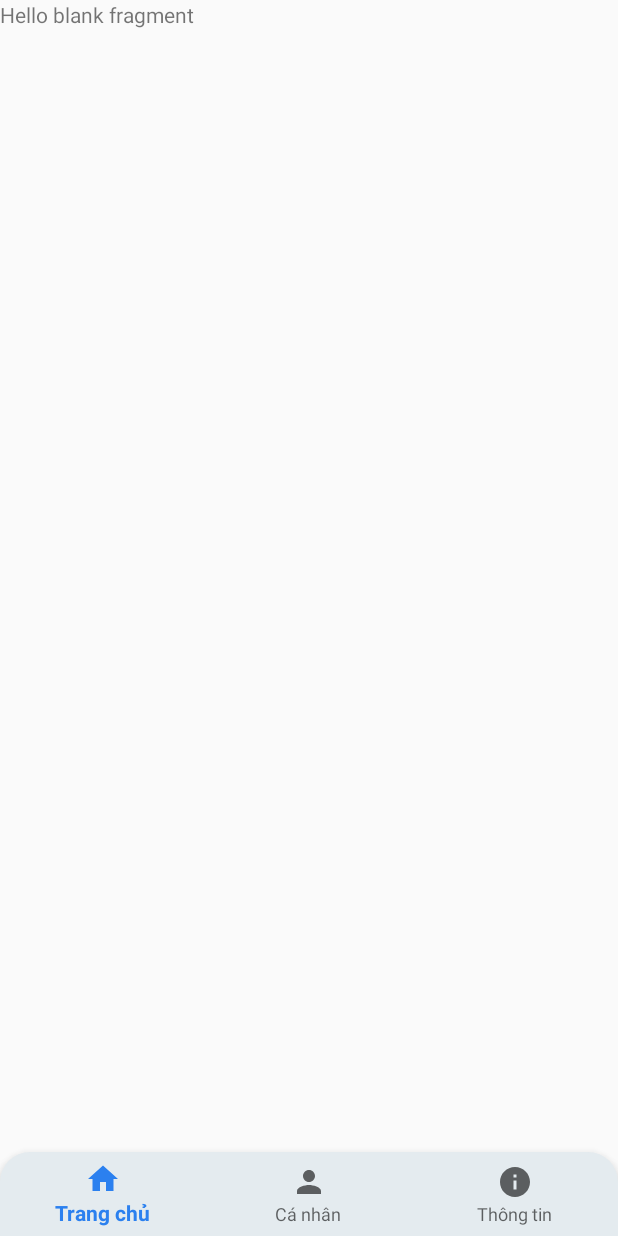
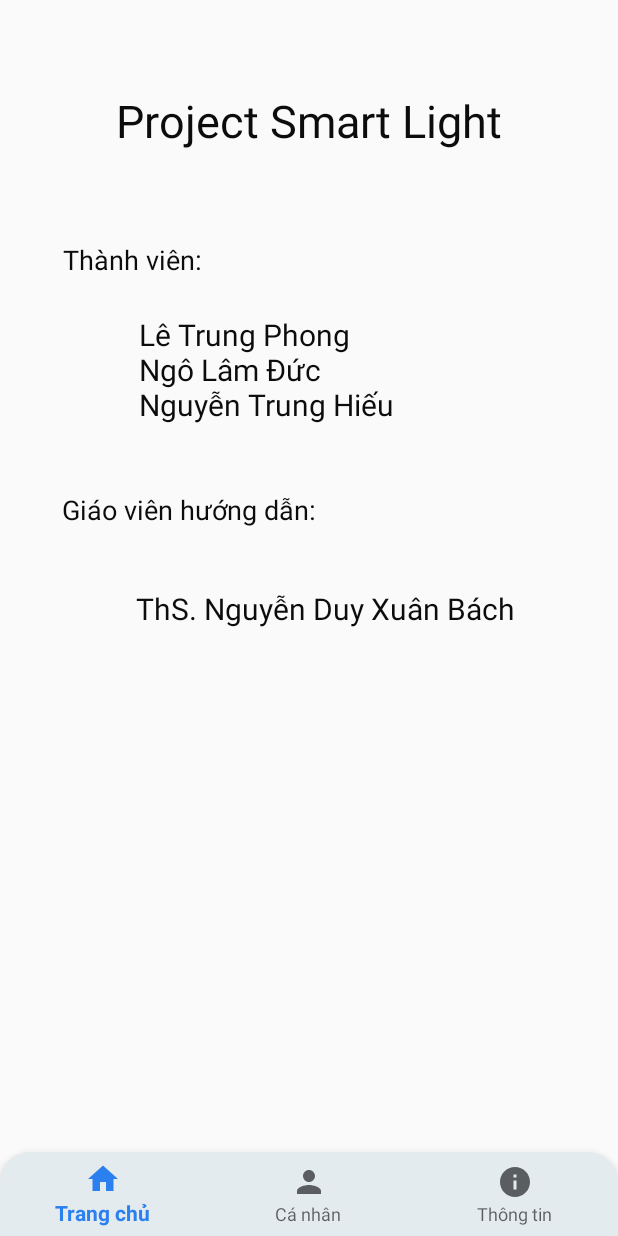
Before and after one commit to hieubeoo/Smart-Light-Project, an Android app: the fragment information placed in its activity, on a phone screen of 412 x 824 dp. Run offline under Robolectric (Android 15) with nearby library versions, the phone set to English and light mode, and no system bars; our stand-ins replace Firebase (no records; nobody signed in at launch, a user with empty details on screens opened directly), navigation-ui.

Commit message:
interface information_fragment

```diff
--- a/app/src/main/res/layout-v21/card_view_device.xml
+++ b/app/src/main/res/layout-v21/card_view_device.xml
@@ -4,7 +4,7 @@
     android:id="@+id/card_view_device"
     android:layout_width="150dp"
     android:layout_height="150dp"
-    android:layout_margin="5dp"
+    android:layout_margin="10dp"
     android:elevation="8dp"
     app:cardCornerRadius="12dp">
 
@@ -14,7 +14,6 @@
         android:layout_gravity="center_horizontal|center_vertical"
         android:gravity="center"
         android:orientation="vertical">
-
         <ImageView
             android:id="@+id/imageViewCardView"
             android:layout_width="70dp"
--- a/app/src/main/res/layout/activity_login.xml
+++ b/app/src/main/res/layout/activity_login.xml
@@ -6,15 +6,16 @@
     android:layout_height="match_parent"
     tools:context=".login"
     android:background="@drawable/background">
+
     <ImageView
         android:id="@+id/imageView"
         android:layout_width="70dp"
         android:layout_height="70dp"
-        android:layout_marginTop="20dp"
+        android:layout_marginTop="40dp"
         android:contentDescription="@string/user"
         android:src="@drawable/user"
         app:layout_constraintEnd_toEndOf="parent"
-        app:layout_constraintHorizontal_bias="0.498"
+        app:layout_constraintHorizontal_bias="0.501"
         app:layout_constraintStart_toStartOf="parent"
         app:layout_constraintTop_toTopOf="parent" />
 
@@ -49,7 +50,7 @@
         android:layout_height="wrap_content"
         android:layout_marginStart="2dp"
         android:layout_marginLeft="2dp"
-        android:text="Nhớ mật khẩu"
+        android:text="@string/nho_mat_khau"
         android:textColor="@color/grey"
         app:layout_constraintBottom_toTopOf="@+id/buttonDangNhap"
         app:layout_constraintStart_toEndOf="@+id/checkboxNhoMatKhau"
@@ -64,7 +65,7 @@
         android:layout_marginEnd="50dp"
         android:layout_marginRight="50dp"
         android:layout_marginBottom="24dp"
-        android:text="Quên mật khẩu?"
+        android:text="@string/quen_mat_khau"
         android:textColor="@color/grey"
         app:layout_constraintBottom_toTopOf="@+id/buttonDangNhap"
         app:layout_constraintEnd_toEndOf="parent"
--- a/app/src/main/res/layout/card_view_device.xml
+++ b/app/src/main/res/layout/card_view_device.xml
@@ -4,7 +4,7 @@
     android:id="@+id/card_view_device"
     android:layout_width="150dp"
     android:layout_height="150dp"
-    android:layout_margin="5dp"
+    android:layout_margin="10dp"
     android:elevation="8dp"
     app:cardCornerRadius="12dp">
 
--- a/app/src/main/res/layout/fragment_information.xml
+++ b/app/src/main/res/layout/fragment_information.xml
@@ -1,15 +1,70 @@
 <?xml version="1.0" encoding="utf-8"?>
-<FrameLayout xmlns:android="http://schemas.android.com/apk/res/android"
+<androidx.constraintlayout.widget.ConstraintLayout
+    xmlns:android="http://schemas.android.com/apk/res/android"
+    xmlns:app="http://schemas.android.com/apk/res-auto"
     xmlns:tools="http://schemas.android.com/tools"
     android:layout_width="match_parent"
     android:layout_height="match_parent"
     tools:context=".information"
     android:id="@+id/fragment_information">
+    <TextView
+        android:id="@+id/title"
+        android:layout_width="wrap_content"
+        android:layout_height="wrap_content"
+        android:layout_marginTop="60dp"
+        android:fontFamily="sans-serif"
+        android:text="@string/information_description"
+        android:textColor="@color/textCardView"
+        android:textSize="30sp"
+        app:layout_constraintEnd_toEndOf="parent"
+        app:layout_constraintStart_toStartOf="parent"
+        app:layout_constraintTop_toTopOf="parent" />
+    <TextView
+        android:id="@+id/thanhvien"
+        android:layout_width="wrap_content"
+        android:layout_height="wrap_content"
+        android:layout_marginTop="60dp"
+        android:text="@string/thanh_vien"
+        android:textSize="18sp"
+        android:textColor="@color/textCardView"
+        app:layout_constraintEnd_toEndOf="parent"
+        app:layout_constraintHorizontal_bias="0.132"
+        app:layout_constraintStart_toStartOf="parent"
+        app:layout_constraintTop_toBottomOf="@+id/title" />
+    <TextView
+        android:id="@+id/textView"
+        android:layout_width="wrap_content"
+        android:layout_height="wrap_content"
+        android:layout_marginTop="24dp"
+        android:text="@string/tenThanhVien"
+        android:textColor="@color/textCardView"
+        android:textSize="20sp"
+        app:layout_constraintEnd_toEndOf="parent"
+        app:layout_constraintHorizontal_bias="0.382"
+        app:layout_constraintStart_toStartOf="parent"
+        app:layout_constraintTop_toBottomOf="@+id/thanhvien" />
+    <TextView
+        android:id="@+id/textView2"
+        android:layout_width="wrap_content"
+        android:layout_height="wrap_content"
+        android:layout_marginTop="44dp"
+        android:text="@string/GVHD"
+        android:textColor="@color/textCardView"
+        android:textSize="18sp"
+        app:layout_constraintEnd_toEndOf="parent"
+        app:layout_constraintHorizontal_bias="0.17"
+        app:layout_constraintStart_toStartOf="parent"
+        app:layout_constraintTop_toBottomOf="@+id/textView" />
 
-    <!-- TODO: Update blank fragment layout -->
     <TextView
-        android:layout_width="match_parent"
-        android:layout_height="match_parent"
-        android:text="@string/hello_blank_fragment" />
-
-</FrameLayout>
+        android:layout_width="wrap_content"
+        android:layout_height="wrap_content"
+        android:layout_marginTop="40dp"
+        android:text="@string/giaovien"
+        android:textColor="@color/textCardView"
+        android:textSize="20sp"
+        app:layout_constraintEnd_toEndOf="parent"
+        app:layout_constraintHorizontal_bias="0.569"
+        app:layout_constraintStart_toStartOf="parent"
+        app:layout_constraintTop_toBottomOf="@+id/textView2" />
+</androidx.constraintlayout.widget.ConstraintLayout>
--- a/app/src/main/res/values/strings.xml
+++ b/app/src/main/res/values/strings.xml
@@ -12,6 +12,13 @@
     <string name="hello_blank_fragment">Hello blank fragment</string>
     <string name="bat">Bật</string>
     <string name="do_sang">Mức độ sáng của đèn hiện tại:</string>
+    <string name="information_description">Project Smart Light</string>
     <string name="tat">Tắt</string>
     <string name="todo">TODO</string>
+    <string name="nho_mat_khau">Nhớ mật khẩu</string>
+    <string name="quen_mat_khau">Quên mật khẩu?</string>
+    <string name="thanh_vien">Thành viên:</string>
+    <string name="GVHD">Giáo viên hướng dẫn:</string>
+    <string name="giaovien">ThS. Nguyễn Duy Xuân Bách</string>
+    <string name="tenThanhVien">Lê Trung Phong \nNgô Lâm Đức \nNguyễn Trung Hiếu</string>
 </resources>
```
